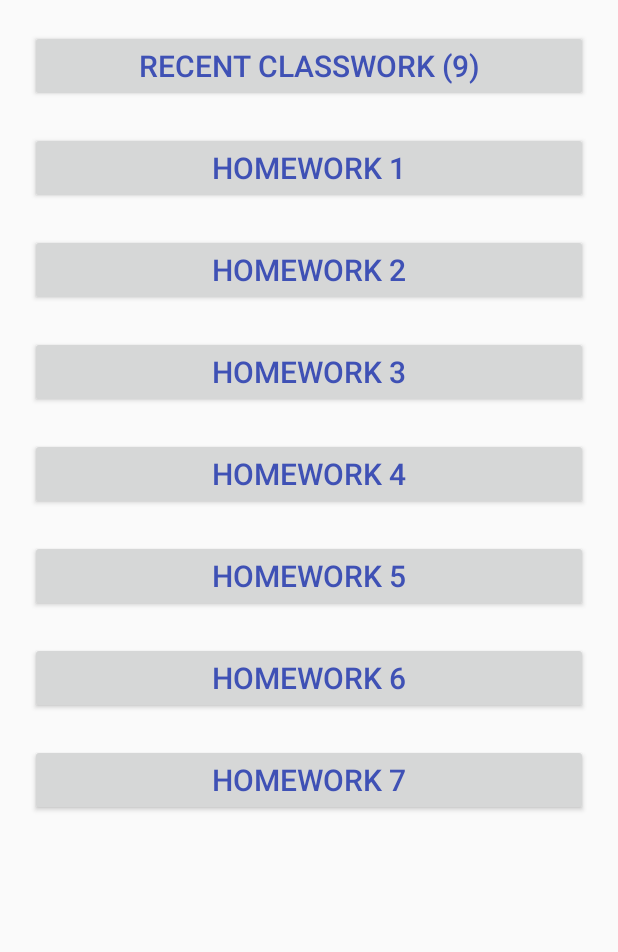
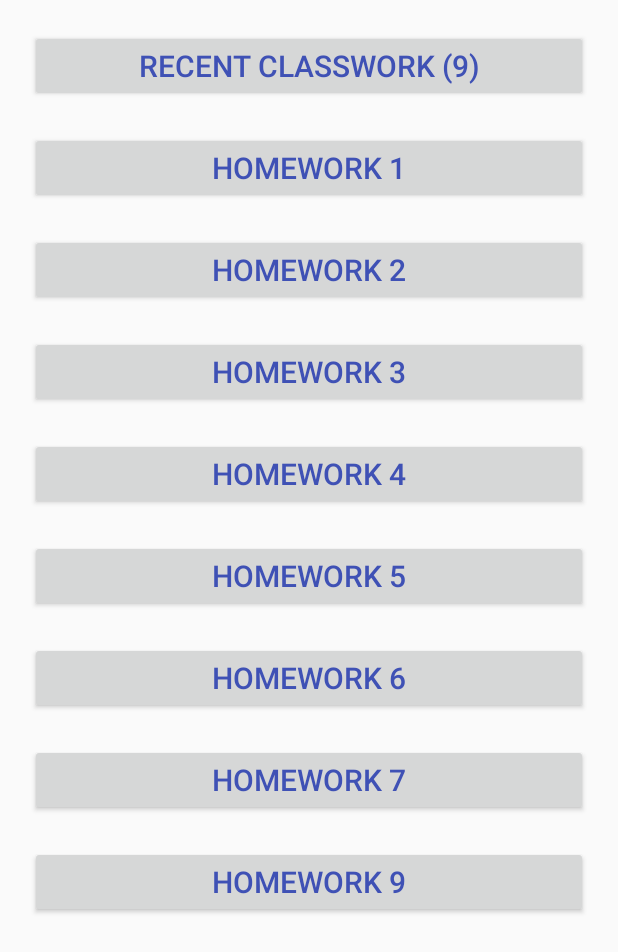
Before and after one commit to bernatik/Homework, an Android app: the screen it shows after launch (MainActivity), on a phone screen of 412 x 824 dp. Shown: the top 952 px of the screen. Run offline under Robolectric (Android 15) with nearby library versions, the phone set to English and light mode, and no system bars; libraries missing offline, so code that uses them is left out: com.squareup.leakcanary; 2 statements that could not run were skipped.

Commit message:
Add Homework button: create boilerplate of ViewModel and Activity binding

```diff
--- a/presentation/src/main/AndroidManifest.xml
+++ b/presentation/src/main/AndroidManifest.xml
@@ -43,6 +43,7 @@
         <activity android:name="com.alexbernat.homework7.Homework7Activity"/>
         <activity android:name="com.alexbernat.classwork8.Classwork8Activity"/>
         <activity android:name="com.alexbernat.classwork9.Classwork9Activity"/>
+        <activity android:name="com.alexbernat.homework9.Homework9Activity"/>
     </application>
 
 </manifest>
--- a/presentation/src/main/java/com/alexbernat/main/MainActivity.java
+++ b/presentation/src/main/java/com/alexbernat/main/MainActivity.java
@@ -16,6 +16,7 @@ import com.alexbernat.homework4.Homework4Activity;
 import com.alexbernat.homework5.Homework5Activity;
 import com.alexbernat.homework6.Homework6Activity;
 import com.alexbernat.homework7.Homework7Activity;
+import com.alexbernat.homework9.Homework9Activity;
 
 /**
  * Created by Александр on 26.07.2017.
@@ -92,5 +93,13 @@ public class MainActivity extends Activity {
                 startActivity(new Intent(MainActivity.this, Homework7Activity.class));
             }
         });
+
+        Button btnHomework9 = (Button)findViewById(R.id.button_homework9);
+        btnHomework9.setOnClickListener(new View.OnClickListener() {
+            @Override
+            public void onClick(View v) {
+                startActivity(new Intent(MainActivity.this, Homework9Activity.class));
+            }
+        });
     }
 }
--- a/presentation/src/main/res/layout/activity_main.xml
+++ b/presentation/src/main/res/layout/activity_main.xml
@@ -70,6 +70,14 @@
         android:layout_margin="@dimen/main_activity_margin"
         android:text="@string/button_homework7"/>
 
+    <Button
+        android:id="@+id/button_homework9"
+        style="@style/buttons"
+        android:layout_width="match_parent"
+        android:layout_height="wrap_content"
+        android:layout_margin="@dimen/main_activity_margin"
+        android:text="@string/button_homework9"/>
+
 
 </LinearLayout>
 </ScrollView>
--- a/presentation/src/main/res/values/strings.xml
+++ b/presentation/src/main/res/values/strings.xml
@@ -10,6 +10,7 @@
     <string name="button_homework5">Homework 5</string>
     <string name="button_homework6">Homework 6</string>
     <string name="button_homework7">Homework 7</string>
+    <string name="button_homework9">Homework 9</string>
 
     <!-- Strings for Homework 1 -->
     <string name="button_change">Change text</string>
@@ -48,7 +49,5 @@
     <string name="text_homework5_off">Wifi OFF</string>
     <string name="text_homework5_on">Wifi ON</string>
 
-    <!-- Strings for Homework 6 -->
-
 
 </resources>
```
Also changed, not shown: presentation/src/main/java/com/alexbernat/homework9/Homework9Activity.java (added, +26 -0 lines), presentation/src/main/java/com/alexbernat/homework9/Homework9ActivityViewModel.java (added, +37 -0 lines), presentation/src/main/res/layout/activity_homework9.xml (added, +21 -0 lines).
